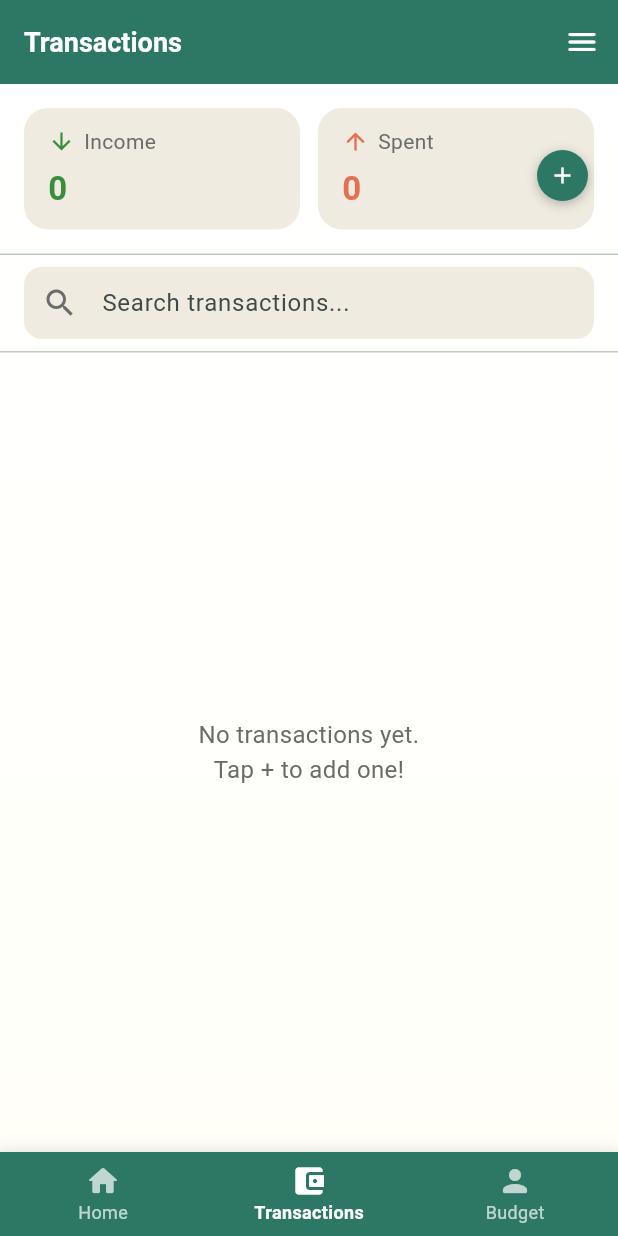
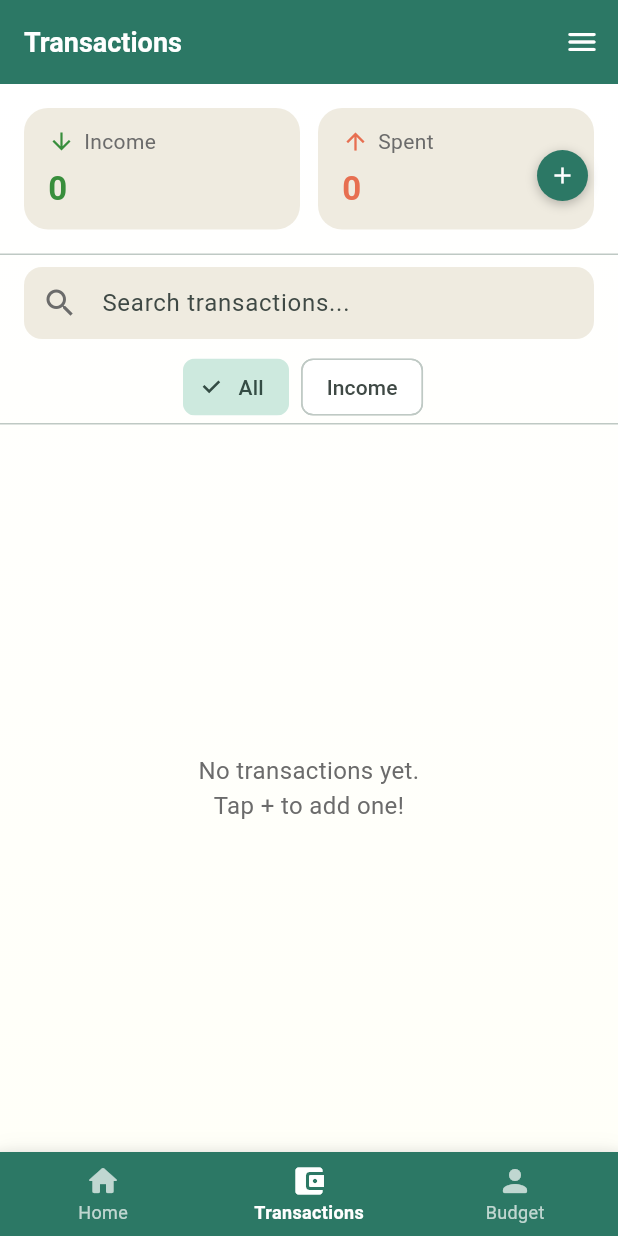
Before and after one commit to billee/lifebudget, a Flutter app: the screen it shows after launch, item 2 of the bottom bar chosen, on a phone screen of 412 x 824 dp. Run offline on Flutter 3.47's test engine with Material 3 defaults, Android fonts, the phone set to English and light mode, and no system bars; our stand-ins replace equatable, file_picker, fl_chart, flutter_local_notifications, flutter_riverpod, go_router and 5 more; accounts and stored records are empty; network calls fail.

Commit message:
fix the scrolling categories

```diff
--- a/lib/presentation/screens/budget/budget_screen.dart
+++ b/lib/presentation/screens/budget/budget_screen.dart
@@ -3,6 +3,7 @@ import 'package:flutter_riverpod/flutter_riverpod.dart';
 import '../../../core/constants/app_colors.dart';
 import '../../../data/models/transaction_model.dart';
 import '../../providers/transaction_provider.dart';
+import '../../providers/expected_expenses_provider.dart'; // <-- NEW
 import '../../widgets/common/lifebudget_scaffold.dart';
 import '../../../core/utils/number_formatter.dart';
 import '../../widgets/common/app_menu_button.dart';
@@ -26,22 +27,12 @@ class _BudgetScreenState extends ConsumerState<BudgetScreen> {
     super.dispose();
   }
 
-  List<String> _getUniqueCategories(List<TransactionModel> transactions) {
-    final categories = <String>{};
-    for (final t in transactions) {
-      if (t.type == 'income') {
-        categories.add('Income');
-      } else {
-        categories.add(t.jar);
-      }
-    }
-    return categories.toList()..sort();
-  }
-
   @override
   Widget build(BuildContext context) {
     final transactionsAsync = ref.watch(allTransactionsProvider);
     final summariesAsync = ref.watch(jarSummariesProvider);
+    // NEW: Watch expected expenses to get all jar names
+    final expectedExpensesAsync = ref.watch(expectedExpensesProvider);
 
     return LifeBudgetScaffold(
       appBar: AppBar(
@@ -55,31 +46,56 @@ class _BudgetScreenState extends ConsumerState<BudgetScreen> {
         loading: () => const Center(child: CircularProgressIndicator()),
         error: (err, stack) => Center(child: Text('Error: $err')),
         data: (allTransactions) {
-          // Filter transactions by current month using full date comparison
+          // Filter transactions by current month
           final now =
               MonthTransitionService.debugOverrideDate ?? DateTime.now();
           final transactions = allTransactions.where((t) {
             final date = t.date;
-            // Match by year AND month for consistency
             return date.year == now.year && date.month == now.month;
           }).toList();
 
           final summaries = summariesAsync.valueOrNull ?? {};
 
-          // Calculate totals from filtered transactions
+          // Calculate totals
           double totalIncome = 0;
           for (final t in transactions) {
-            if (t.type == 'income') {
-              totalIncome += t.amount;
+            if (t.type == 'income') totalIncome += t.amount;
+          }
+          double totalSpent = 0;
+          for (final t in transactions) {
+            if (t.type == 'expense' || t.type == 'savings')
+              totalSpent += t.amount;
+          }
+
+          // --- NEW: Build category set from both expected expenses and transactions ---
+          final Set<String> categorySet = {};
+
+          // Always include "Income"
+          categorySet.add('Income');
+
+          // Add jar names from expected expenses (if loaded)
+          expectedExpensesAsync.when(
+            loading: () => {},
+            error: (_, __) => {},
+            data: (expectedExpenses) {
+              for (final exp in expectedExpenses) {
+                // Skip "safely spend" if you don't want it in filters
+                if (exp.title.toLowerCase() != 'safely spend') {
+                  categorySet.add(exp.title);
+                }
+              }
+            },
+          );
+
+          // Also add any jar names from actual transactions (in case of orphan jars)
+          for (final t in transactions) {
+            if (t.type != 'income') {
+              categorySet.add(t.jar);
             }
           }
 
-          double totalSpent = 0;
-          for (final t in transactions) {
-            if (t.type == 'expense' || t.type == 'savings') {
-              totalSpent += t.amount;
-            }
-          }
+          // Convert to sorted list
+          final allCategories = categorySet.toList()..sort();
 
           // Filter transactions based on search and category
           final filteredTransactions = transactions.where((t) {
@@ -95,7 +111,7 @@ class _BudgetScreenState extends ConsumerState<BudgetScreen> {
 
           return Column(
             children: [
-              // Summary cards – side by side
+              // Summary cards
               Padding(
                 padding: const EdgeInsets.all(16),
                 child: Row(
@@ -120,7 +136,6 @@ class _BudgetScreenState extends ConsumerState<BudgetScreen> {
                   ],
                 ),
               ),
-
               const Divider(height: 1),
 
               // Search bar
@@ -160,8 +175,8 @@ class _BudgetScreenState extends ConsumerState<BudgetScreen> {
                 ),
               ),
 
-              // Filter chips
-              if (transactions.isNotEmpty)
+              // --- Filter chips using combined categories ---
+              if (transactions.isNotEmpty || allCategories.isNotEmpty)
                 SingleChildScrollView(
                   scrollDirection: Axis.horizontal,
                   padding: const EdgeInsets.symmetric(horizontal: 16),
@@ -177,16 +192,14 @@ class _BudgetScreenState extends ConsumerState<BudgetScreen> {
                         },
                       ),
                       const SizedBox(width: 8),
-                      ..._getUniqueCategories(transactions)
-                          .map((category) => Padding(
+                      ...allCategories.map((category) => Padding(
                             padding: const EdgeInsets.only(right: 8),
                             child: FilterChip(
                               label: Text(category),
                               selected: _filterCategory == category,
                               onSelected: (selected) {
                                 setState(() {
-                                      _filterCategory =
-                                          selected ? category : null;
+                                  _filterCategory = selected ? category : null;
                                 });
                               },
                             ),
@@ -307,12 +320,11 @@ class _BudgetScreenState extends ConsumerState<BudgetScreen> {
     );
   }
 
+  // ---------------------- Helper methods (unchanged) ----------------------
   void _showDeleteDialog(
       BuildContext context, WidgetRef ref, TransactionModel t) {
-    // Check if this is a transfer transaction
     final isTransfer = t.note != null &&
         (t.note!.contains('Transfer to') || t.note!.contains('Transfer from'));
-
     if (isTransfer) {
       _showTransferDeleteDialog(context, ref, t);
     } else {
@@ -352,7 +364,6 @@ class _BudgetScreenState extends ConsumerState<BudgetScreen> {
 
   void _showTransferDeleteDialog(
       BuildContext context, WidgetRef ref, TransactionModel t) {
-    // Find the paired transfer transaction
     final transactionsAsync = ref.read(allTransactionsProvider);
     TransactionModel? pairedTransaction;
 
@@ -424,7 +435,6 @@ class _BudgetScreenState extends ConsumerState<BudgetScreen> {
           TextButton(
             onPressed: () async {
               final repo = ref.read(transactionRepositoryProvider);
-              // Delete both transactions
               await repo.deleteTransaction(t.id!);
               if (pairedTransaction != null) {
                 await repo.deleteTransaction(pairedTransaction!.id!);
@@ -450,40 +460,20 @@ class _BudgetScreenState extends ConsumerState<BudgetScreen> {
 
   TransactionModel? _findPairedTransfer(
       TransactionModel t, List<TransactionModel> transactions) {
-    // Determine if this is "Transfer to" or "Transfer from"
     final isTransferTo = t.note?.contains('Transfer to') ?? false;
     final isTransferFrom = t.note?.contains('Transfer from') ?? false;
-
     if (!isTransferTo && !isTransferFrom) return null;
 
-    // Extract the category name from the note
-    // "Transfer to Food" -> "Food"
-    // "Transfer from Commute" -> "Commute"
     final noteParts = t.note!.split(' ');
     final targetCategory = noteParts.length > 2 ? noteParts[2] : null;
-
     if (targetCategory == null) return null;
 
-    // Look for the paired transaction:
-    // - Same date
-    // - Opposite amount sign
-    // - Complementary note
     for (final other in transactions) {
-      if (other.id == t.id) continue; // Skip self
-
-      // Check same date
+      if (other.id == t.id) continue;
       if (other.date.year != t.date.year ||
           other.date.month != t.date.month ||
-          other.date.day != t.date.day) {
-        continue;
-      }
-
-      // Check opposite amount
-      if ((t.amount + other.amount).abs() > 0.01) {
-        continue; // Amounts should cancel out
-      }
-
-      // Check complementary note
+          other.date.day != t.date.day) continue;
+      if ((t.amount + other.amount).abs() > 0.01) continue;
       if (other.note == null) continue;
 
       if (isTransferTo &&
@@ -495,7 +485,6 @@ class _BudgetScreenState extends ConsumerState<BudgetScreen> {
         return other;
       }
     }
-
     return null;
   }
 
@@ -595,6 +584,7 @@ class _BudgetScreenState extends ConsumerState<BudgetScreen> {
   }
 }
 
+// ---- _SummaryCard (unchanged) ----
 class _SummaryCard extends StatelessWidget {
   final String title;
   final double amount;
```
Lines whose indentation alone changed are shown as unchanged.
